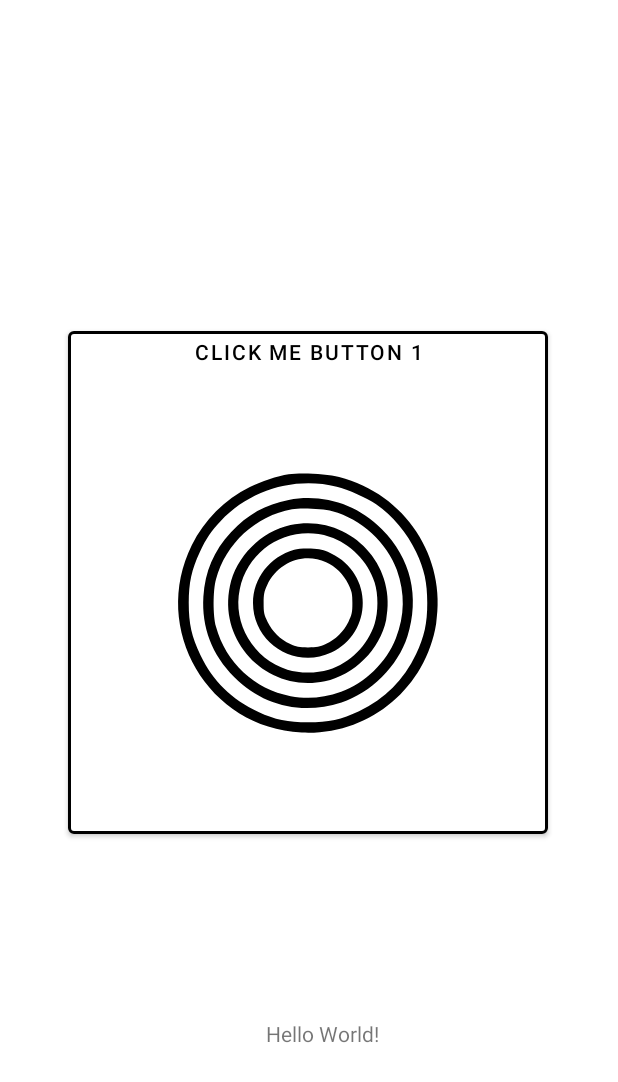
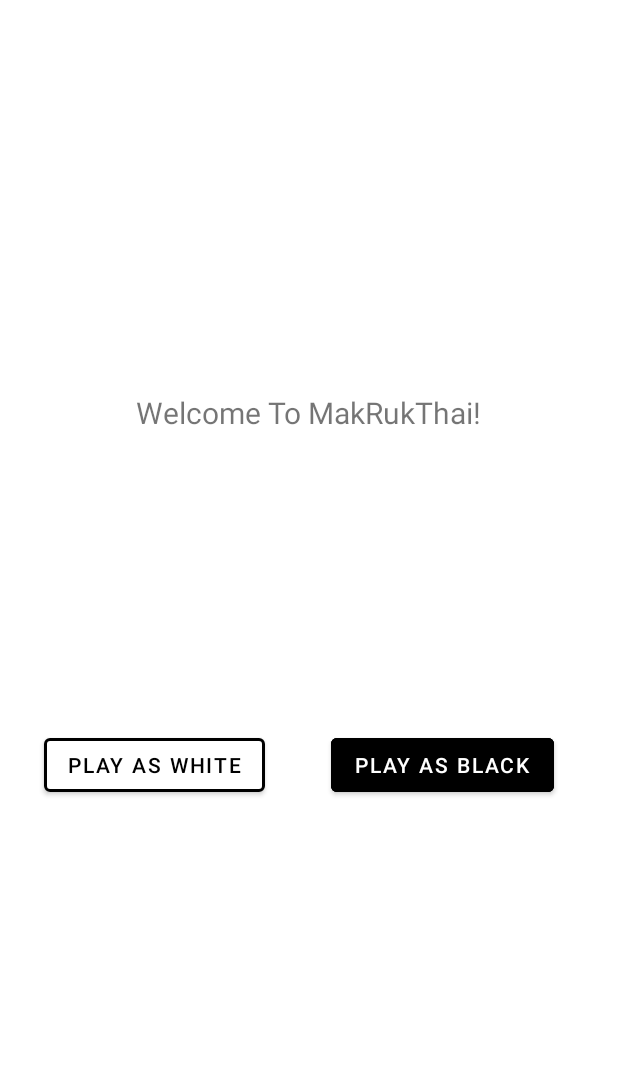
Before and after one commit to natheetarn/MakRukThaiJava, an Android app: the screen it shows after launch (MainActivity), on a phone screen of 412 x 824 dp. Shown: the top 1082 px of the screen. Run offline under Robolectric (Android 15) with nearby library versions, the phone set to English and light mode, and no system bars.

Commit message:
added and connected main menu and board

```diff
--- a/app/src/main/java/com/example/myapplication/MainActivity.java
+++ b/app/src/main/java/com/example/myapplication/MainActivity.java
@@ -2,13 +2,45 @@ package com.example.myapplication;
 
 import androidx.appcompat.app.AppCompatActivity;
 
+import android.content.Intent;
 import android.os.Bundle;
+import android.util.Log;
+import android.view.View;
+import android.widget.Button;
+
+import java.io.BufferedReader;
+import java.io.IOException;
+import java.io.InputStreamReader;
+import java.io.PrintWriter;
+import java.net.Socket;
+import java.util.Scanner;
+
 
 public class MainActivity extends AppCompatActivity {
+    private Button button_play;
 
     @Override
     protected void onCreate(Bundle savedInstanceState) {
         super.onCreate(savedInstanceState);
         setContentView(R.layout.activity_main);
+
+        button_play = (Button) findViewById(R.id.button_play_as_white);
+        button_play.setOnClickListener(new View.OnClickListener(){
+            @Override
+            public void onClick(View v){
+                openBoardActivity();
+            }
+        });
+
+        Log.d("logtag","helloworld you can log text in java source file in java folder");
     }
+
+    public void openBoardActivity(){
+        Intent intent_openBoardActivity = new Intent(this, BoardActivity.class);
+        startActivity(intent_openBoardActivity);
+    }
+
+
+
+
 }
--- a/app/src/main/res/layout/activity_main.xml
+++ b/app/src/main/res/layout/activity_main.xml
@@ -8,34 +8,50 @@
     >
 
     <TextView
-        android:id="@+id/textview_1_hello_world"
+        android:id="@+id/textview_1_welcome"
         android:layout_width="wrap_content"
         android:layout_height="wrap_content"
-        android:text="Hello World!"
-
+        android:text="Welcome To MakRukThai!"
+        android:textSize="20sp"
         app:layout_constraintBottom_toBottomOf="parent"
-        app:layout_constraintHorizontal_bias="0.526"
         app:layout_constraintLeft_toLeftOf="parent"
         app:layout_constraintRight_toRightOf="parent"
         app:layout_constraintTop_toTopOf="parent"
-        app:layout_constraintVertical_bias="0.844" />
+        app:layout_constraintVertical_bias="0.328" />
 
     <Button
-        android:id="@+id/button1"
+        android:id="@+id/button_play_as_black"
         android:layout_width="wrap_content"
         android:layout_height="wrap_content"
-        android:drawableBottom="@drawable/bia_white"
-        android:text="@string/click_me_button_1"
+        android:backgroundTint="@android:color/black"
+        android:text="play as black"
+        android:textColor="@color/white"
         app:layout_constraintBottom_toBottomOf="parent"
         app:layout_constraintEnd_toEndOf="parent"
-        app:layout_constraintHorizontal_bias="0.494"
+        app:layout_constraintHorizontal_bias="0.837"
         app:layout_constraintStart_toStartOf="parent"
         app:layout_constraintTop_toTopOf="parent"
-        app:layout_constraintVertical_bias="0.45"
+        app:layout_constraintVertical_bias="0.626"
+        app:strokeColor="@color/black"
+        app:strokeWidth="2dp"
+        tools:ignore="HardcodedText" />
+
+    <Button
+        android:id="@+id/button_play_as_white"
+        android:layout_width="wrap_content"
+        android:layout_height="wrap_content"
+        android:backgroundTint="@android:color/white"
+        android:text="play as white"
         android:textColor="@color/black"
-        android:backgroundTint="@android:color/white"
+        app:layout_constraintBottom_toBottomOf="parent"
+        app:layout_constraintEnd_toEndOf="parent"
+        app:layout_constraintHorizontal_bias="0.111"
+        app:layout_constraintStart_toStartOf="parent"
+        app:layout_constraintTop_toTopOf="parent"
+        app:layout_constraintVertical_bias="0.626"
         app:strokeColor="@color/black"
-        app:strokeWidth="2dp"/>
+        app:strokeWidth="2dp"
+        tools:ignore="HardcodedText" />
 
 
 </androidx.constraintlayout.widget.ConstraintLayout>
```
Also changed, not shown: app/src/main/AndroidManifest.xml (+4 -3 lines), app/src/main/java/com/example/myapplication/BoardActivity.java (added, +14 -0 lines), app/src/main/res/layout/activity_board.xml (added, +39 -0 lines).
